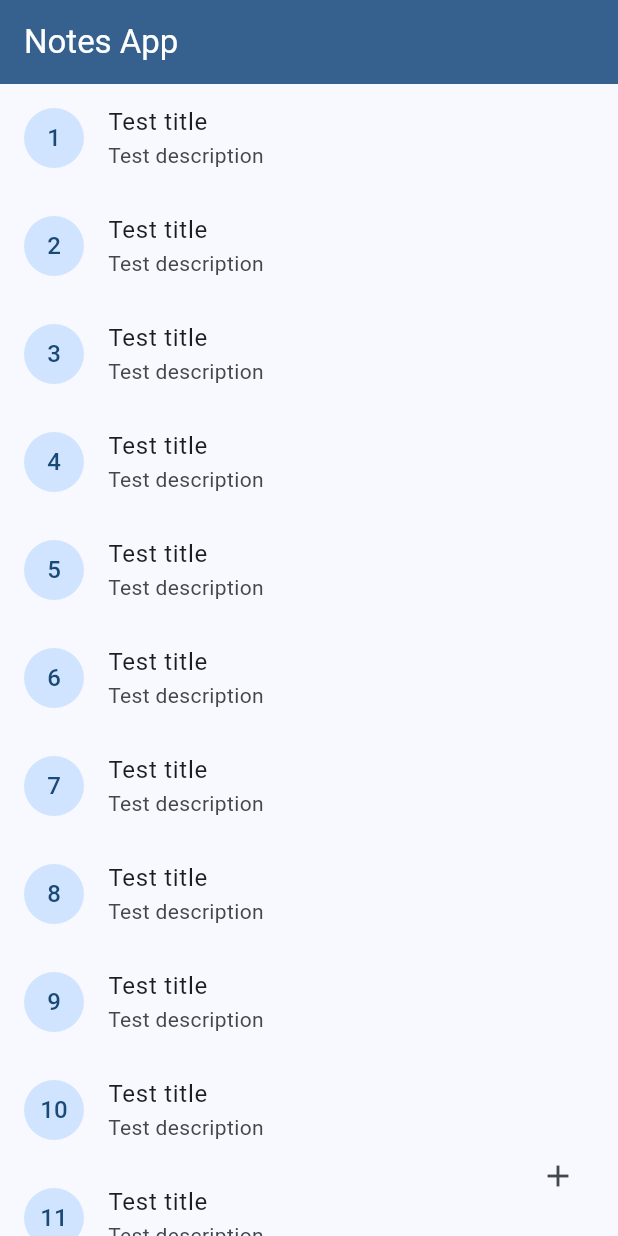
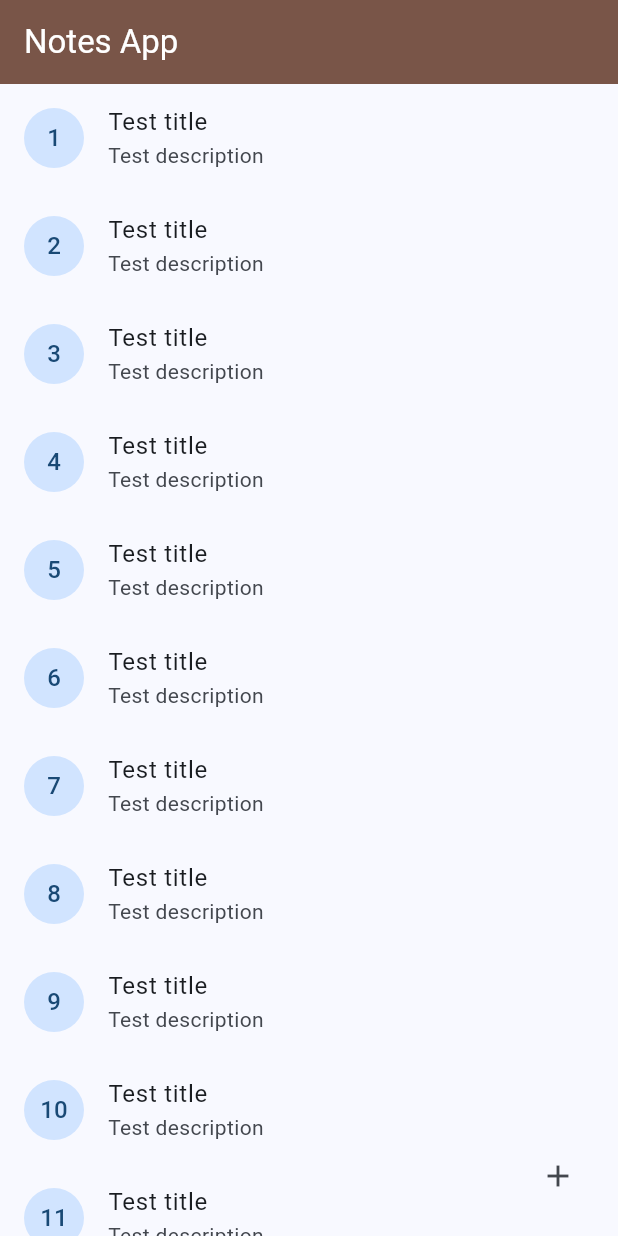
Before and after one commit to prakash-sonar-98/notes_riverpod, a Flutter app: the screen it shows after launch, on a phone screen of 412 x 824 dp. Run offline on Flutter 3.47's test engine with Material 3 defaults, Android fonts, the phone set to English and light mode, and no system bars; our stand-ins replace equatable.

Commit message:
appbar color changed

```diff
--- a/lib/features/notes/presentation/screens/notes_list_screen.dart
+++ b/lib/features/notes/presentation/screens/notes_list_screen.dart
@@ -30,7 +30,7 @@ class _NotesListScreenState extends State<NotesListScreen> {
         title: Text('Notes App'),
         centerTitle: false,
         foregroundColor: Colors.white,
-        backgroundColor: Theme.of(context).primaryColor,
+        backgroundColor: Colors.brown,
       ),
       body: Column(
         children: [
```
